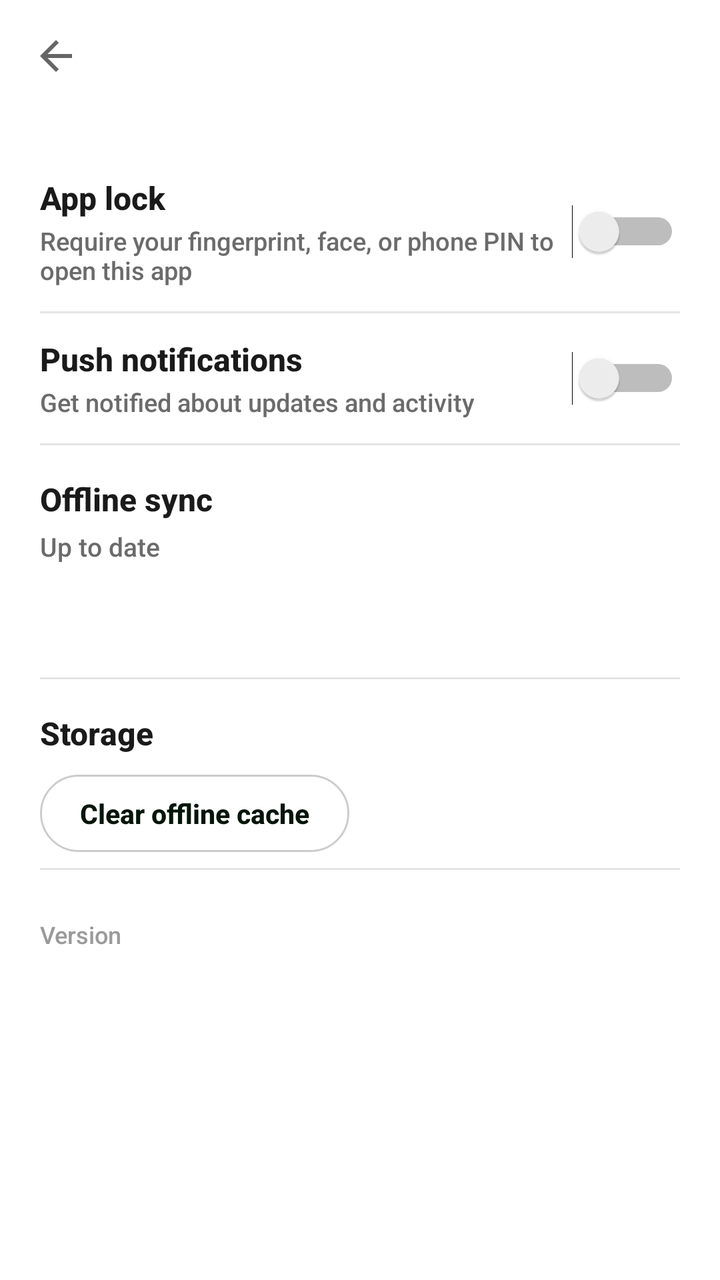
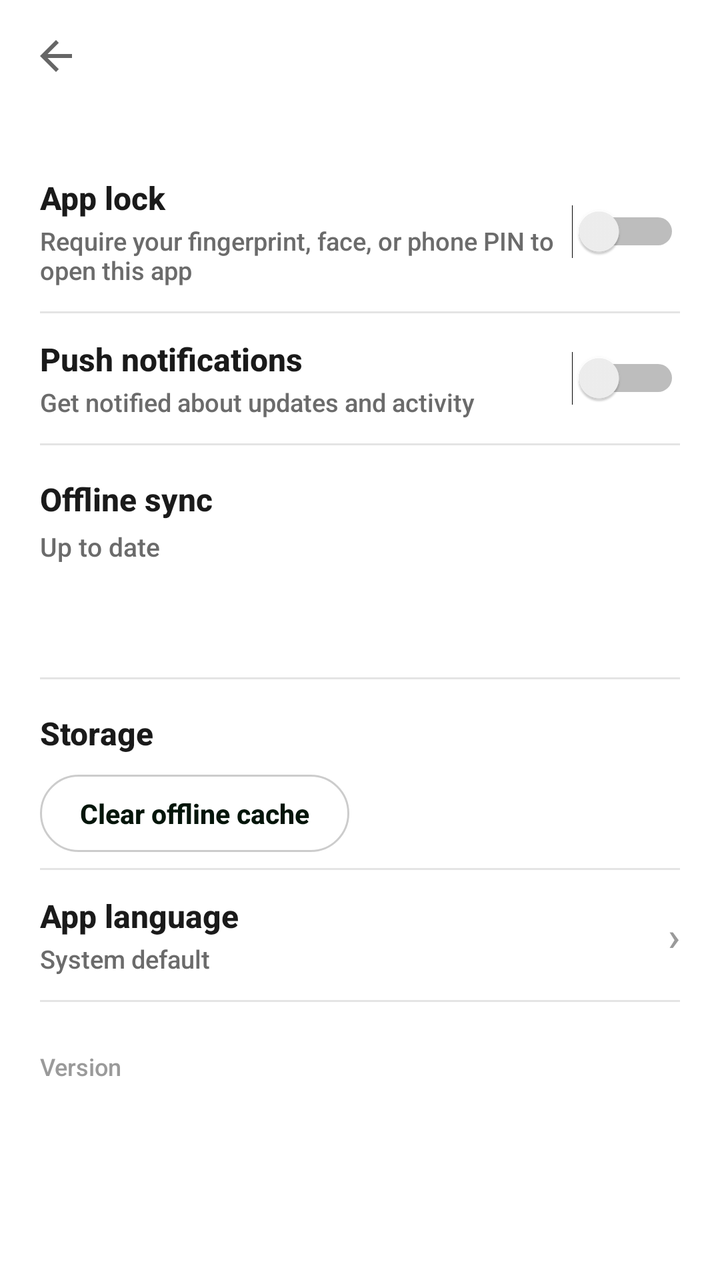

Before-and-after screenshots of an Android layout around one commit, followed by the original layout XML and the change that was made.
<!-- AndroidManifest.xml: activity theme Theme.WebApp2Apk -->
<!-- res/layout/activity_settings.xml -->
<?xml version="1.0" encoding="utf-8"?>
<LinearLayout xmlns:android="http://schemas.android.com/apk/res/android"
    xmlns:app="http://schemas.android.com/apk/res-auto"
    android:layout_width="match_parent"
    android:layout_height="match_parent"
    android:orientation="vertical"
    android:background="#FFFFFF">

    <androidx.appcompat.widget.Toolbar
        android:id="@+id/settingsToolbar"
        android:layout_width="match_parent"
        android:layout_height="?attr/actionBarSize"
        android:background="@color/primary_color"
        android:elevation="4dp"
        app:titleTextColor="#FFFFFF"
        app:navigationIcon="?attr/homeAsUpIndicator" />

    <ScrollView
        android:layout_width="match_parent"
        android:layout_height="0dp"
        android:layout_weight="1">

        <LinearLayout
            android:layout_width="match_parent"
            android:layout_height="wrap_content"
            android:orientation="vertical"
            android:padding="20dp">

            
            <LinearLayout
                android:layout_width="match_parent"
                android:layout_height="wrap_content"
                android:orientation="horizontal"
                android:gravity="center_vertical"
                android:paddingTop="12dp"
                android:paddingBottom="12dp">

                <LinearLayout
                    android:layout_width="0dp"
                    android:layout_height="wrap_content"
                    android:layout_weight="1"
                    android:orientation="vertical">

                    <TextView
                        android:layout_width="wrap_content"
                        android:layout_height="wrap_content"
                        android:text="App lock"
                        android:textSize="16sp"
                        android:textStyle="bold"
                        android:textColor="#1A1A1A" />

                    <TextView
                        android:layout_width="wrap_content"
                        android:layout_height="wrap_content"
                        android:layout_marginTop="2dp"
                        android:text="Require your fingerprint, face, or phone PIN to open this app"
                        android:textSize="12.5sp"
                        android:textColor="#6B6B6B" />
                </LinearLayout>

                <Switch
                    android:id="@+id/appLockSwitch"
                    android:layout_width="wrap_content"
                    android:layout_height="wrap_content" />
            </LinearLayout>

            <View
                android:layout_width="match_parent"
                android:layout_height="1dp"
                android:background="#E4E4E4" />

            
            <LinearLayout
                android:layout_width="match_parent"
                android:layout_height="wrap_content"
                android:orientation="horizontal"
                android:gravity="center_vertical"
                android:paddingTop="12dp"
                android:paddingBottom="12dp">

                <LinearLayout
                    android:layout_width="0dp"
                    android:layout_height="wrap_content"
                    android:layout_weight="1"
                    android:orientation="vertical">

                    <TextView
                        android:layout_width="wrap_content"
                        android:layout_height="wrap_content"
                        android:text="Push notifications"
                        android:textSize="16sp"
                        android:textStyle="bold"
                        android:textColor="#1A1A1A" />

                    <TextView
                        android:id="@+id/notificationsSubtext"
                        android:layout_width="wrap_content"
                        android:layout_height="wrap_content"
                        android:layout_marginTop="2dp"
                        android:text="Get notified about updates and activity"
                        android:textSize="12.5sp"
                        android:textColor="#6B6B6B" />
                </LinearLayout>

                <Switch
                    android:id="@+id/notificationsSwitch"
                    android:layout_width="wrap_content"
                    android:layout_height="wrap_content" />
            </LinearLayout>

            <View
                android:layout_width="match_parent"
                android:layout_height="1dp"
                android:background="#E4E4E4" />

            
            <LinearLayout
                android:layout_width="match_parent"
                android:layout_height="wrap_content"
                android:orientation="vertical"
                android:paddingTop="16dp"
                android:paddingBottom="8dp">

                <TextView
                    android:layout_width="wrap_content"
                    android:layout_height="wrap_content"
                    android:text="Offline sync"
                    android:textSize="16sp"
                    android:textStyle="bold"
                    android:textColor="#1A1A1A" />

                <TextView
                    android:id="@+id/settingsSyncStatusText"
                    android:layout_width="wrap_content"
                    android:layout_height="wrap_content"
                    android:layout_marginTop="4dp"
                    android:text="Up to date"
                    android:textSize="13sp"
                    android:textColor="#6B6B6B" />

                <TextView
                    android:id="@+id/settingsSyncNowButton"
                    android:layout_width="wrap_content"
                    android:layout_height="wrap_content"
                    android:layout_marginTop="10dp"
                    android:paddingStart="20dp"
                    android:paddingEnd="20dp"
                    android:paddingTop="10dp"
                    android:paddingBottom="10dp"
                    android:background="@drawable/settings_pill_button_bg"
                    android:text="Sync now"
                    android:textColor="#FFFFFF"
                    android:textStyle="bold"
                    android:textSize="13.5sp"
                    android:clickable="true"
                    android:focusable="true" />
            </LinearLayout>

            <View
                android:layout_width="match_parent"
                android:layout_height="1dp"
                android:background="#E4E4E4" />

            
            <LinearLayout
                android:layout_width="match_parent"
                android:layout_height="wrap_content"
                android:orientation="vertical"
                android:paddingTop="16dp"
                android:paddingBottom="8dp">

                <TextView
                    android:layout_width="wrap_content"
                    android:layout_height="wrap_content"
                    android:text="Storage"
                    android:textSize="16sp"
                    android:textStyle="bold"
                    android:textColor="#1A1A1A" />

                <TextView
                    android:id="@+id/settingsClearCacheButton"
                    android:layout_width="wrap_content"
                    android:layout_height="wrap_content"
                    android:layout_marginTop="10dp"
                    android:paddingStart="20dp"
                    android:paddingEnd="20dp"
                    android:paddingTop="10dp"
                    android:paddingBottom="10dp"
                    android:background="@drawable/sync_action_button_bg"
                    android:text="Clear offline cache"
                    android:textColor="#04150A"
                    android:textStyle="bold"
                    android:textSize="13.5sp"
                    android:clickable="true"
                    android:focusable="true" />
            </LinearLayout>

            <View
                android:layout_width="match_parent"
                android:layout_height="1dp"
                android:background="#E4E4E4" />

            <TextView
                android:id="@+id/settingsVersionText"
                android:layout_width="wrap_content"
                android:layout_height="wrap_content"
                android:layout_marginTop="24dp"
                android:text="Version"
                android:textSize="12sp"
                android:textColor="#9A9A9A" />

        </LinearLayout>
    </ScrollView>
</LinearLayout>
<!-- resources referenced by this layout -->
<resources>
  <color name="primary_color">{{PRIMARY_COLOR}}</color>
  <!-- drawable settings_pill_button_bg (drawable) -->
  <?xml version="1.0" encoding="utf-8"?>
  <ripple xmlns:android="http://schemas.android.com/apk/res/android"
      android:color="#33FFFFFF">
      <item>
          <shape android:shape="rectangle">
              <solid android:color="@color/accent_color" />
              <corners android:radius="999dp" />
          </shape>
      </item>
  </ripple>
  <!-- drawable sync_action_button_bg (drawable) -->
  <?xml version="1.0" encoding="utf-8"?>
  <ripple xmlns:android="http://schemas.android.com/apk/res/android"
      android:color="#33000000">
      <item>
          <shape android:shape="rectangle">
              <solid android:color="#FFFFFF" />
              <stroke android:width="1dp" android:color="#33000000" />
              <corners android:radius="999dp" />
          </shape>
      </item>
  </ripple>
  <style name="Theme.WebApp2Apk" parent="Theme.AppCompat.Light.NoActionBar">
          <item name="colorPrimary">{{PRIMARY_COLOR}}</item>
          <item name="colorPrimaryDark">{{PRIMARY_DARK_COLOR}}</item>
          <item name="colorAccent">{{ACCENT_COLOR}}</item>
          <item name="android:colorEdgeEffect">{{ACCENT_COLOR}}</item>
          <item name="android:fontFamily">sans-serif-medium</item>
          <item name="fontFamily">sans-serif-medium</item>
      </style>
  <color name="accent_color">{{ACCENT_COLOR}}</color>
</resources>

<!-- the commit's change to res/layout/activity_settings.xml (unified diff, before → after) -->
@@ -200,6 +200,55 @@
                 android:layout_height="1dp"
                 android:background="#E4E4E4" />
 
+            
+            <LinearLayout
+                android:layout_width="match_parent"
+                android:layout_height="wrap_content"
+                android:orientation="horizontal"
+                android:gravity="center_vertical"
+                android:paddingTop="12dp"
+                android:paddingBottom="12dp"
+                android:clickable="true"
+                android:focusable="true"
+                android:id="@+id/languageRow">
+
+                <LinearLayout
+                    android:layout_width="0dp"
+                    android:layout_height="wrap_content"
+                    android:layout_weight="1"
+                    android:orientation="vertical">
+
+                    <TextView
+                        android:layout_width="wrap_content"
+                        android:layout_height="wrap_content"
+                        android:text="App language"
+                        android:textSize="16sp"
+                        android:textStyle="bold"
+                        android:textColor="#1A1A1A" />
+
+                    <TextView
+                        android:id="@+id/languageValueText"
+                        android:layout_width="wrap_content"
+                        android:layout_height="wrap_content"
+                        android:layout_marginTop="2dp"
+                        android:text="System default"
+                        android:textSize="12.5sp"
+                        android:textColor="#6B6B6B" />
+                </LinearLayout>
+
+                <TextView
+                    android:layout_width="wrap_content"
+                    android:layout_height="wrap_content"
+                    android:text="&#8250;"
+                    android:textSize="20sp"
+                    android:textColor="#9A9A9A" />
+            </LinearLayout>
+
+            <View
+                android:layout_width="match_parent"
+                android:layout_height="1dp"
+                android:background="#E4E4E4" />
+
             <TextView
                 android:id="@+id/settingsVersionText"
                 android:layout_width="wrap_content"
